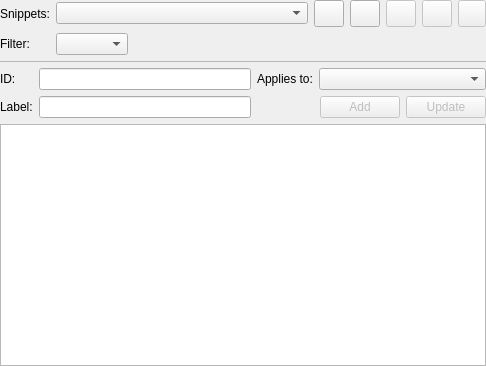
Qt form libpgmodeler_ui/ui/snippetsconfigwidget.ui (pgmodeler/pgmodeler) before a commit.
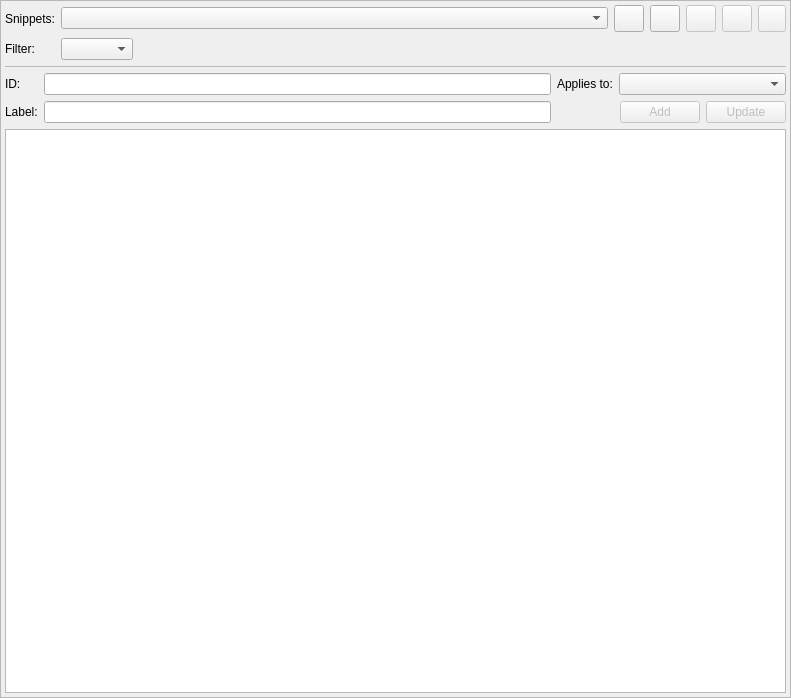
The same form after that commit. Icons and pictures are not drawn.

Commit message: SnippetConfigWidget implementation checkpoint.

What changed in the file:
```diff
--- a/libpgmodeler_ui/ui/snippetsconfigwidget.ui
+++ b/libpgmodeler_ui/ui/snippetsconfigwidget.ui
@@ -6,25 +6,49 @@
    <rect>
     <x>0</x>
     <y>0</y>
-    <width>486</width>
-    <height>366</height>
+    <width>791</width>
+    <height>698</height>
    </rect>
   </property>
   <property name="windowTitle">
    <string>Form</string>
   </property>
+  <layout class="QGridLayout" name="gridLayout_3">
+   <property name="leftMargin">
+    <number>0</number>
+   </property>
+   <property name="topMargin">
+    <number>0</number>
+   </property>
+   <property name="rightMargin">
+    <number>0</number>
+   </property>
+   <property name="bottomMargin">
+    <number>0</number>
+   </property>
+   <property name="spacing">
+    <number>0</number>
+   </property>
+   <item row="0" column="0">
+    <widget class="QFrame" name="frame">
+     <property name="frameShape">
+      <enum>QFrame::StyledPanel</enum>
+     </property>
+     <property name="frameShadow">
+      <enum>QFrame::Raised</enum>
+     </property>
   <layout class="QGridLayout" name="gridLayout_2">
    <property name="leftMargin">
-    <number>0</number>
+       <number>4</number>
    </property>
    <property name="topMargin">
-    <number>0</number>
+       <number>4</number>
    </property>
    <property name="rightMargin">
-    <number>0</number>
+       <number>4</number>
    </property>
    <property name="bottomMargin">
-    <number>0</number>
+       <number>4</number>
    </property>
    <item row="0" column="0">
     <widget class="QLabel" name="snippets_lbl">
@@ -410,6 +434,9 @@
    </item>
    <item row="4" column="0" colspan="3">
     <widget class="QTextEdit" name="snippet_txt"/>
+      </item>
+     </layout>
+    </widget>
    </item>
   </layout>
  </widget>
```
Lines whose indentation alone changed are shown as unchanged. The commit also changes 1 other file.
